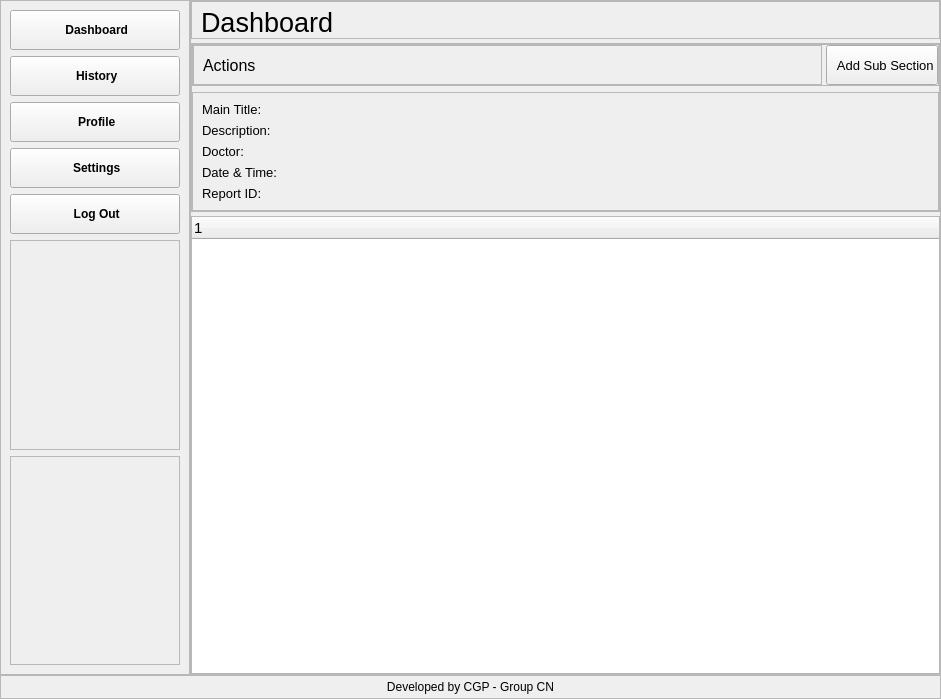
First picture: the form in config/ux.ui, repository upekshaip/medical-project-app, before the edit.
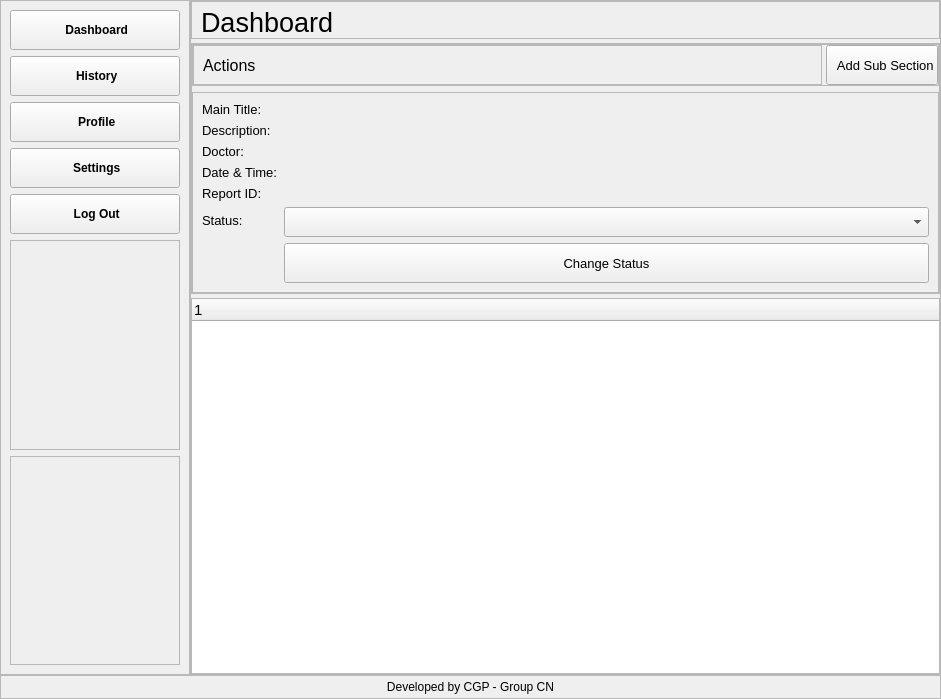
Second picture: the form after the edit. The open tabs and pages were chosen to show the change. Icons and pictures are not drawn.

Patch:
```diff
--- a/config/ux.ui
+++ b/config/ux.ui
@@ -2868,6 +2868,47 @@
                        </property>
                       </widget>
                      </item>
+                     <item row="6" column="0">
+                      <widget class="QLabel" name="label_46">
+                       <property name="font">
+                        <font>
+                         <family>Arial</family>
+                         <pointsize>10</pointsize>
+                        </font>
+                       </property>
+                       <property name="text">
+                        <string>Status:</string>
+                       </property>
+                      </widget>
+                     </item>
+                     <item row="6" column="1">
+                      <widget class="QComboBox" name="status_combo">
+                       <property name="minimumSize">
+                        <size>
+                         <width>0</width>
+                         <height>30</height>
+                        </size>
+                       </property>
+                      </widget>
+                     </item>
+                     <item row="7" column="1">
+                      <widget class="QPushButton" name="change_status_btn">
+                       <property name="minimumSize">
+                        <size>
+                         <width>0</width>
+                         <height>40</height>
+                        </size>
+                       </property>
+                       <property name="font">
+                        <font>
+                         <pointsize>10</pointsize>
+                        </font>
+                       </property>
+                       <property name="text">
+                        <string>Change Status</string>
+                       </property>
+                      </widget>
+                     </item>
                     </layout>
                    </widget>
                   </item>
```
Left out of the diff: 122 changed lines with no effect on the pictures.
